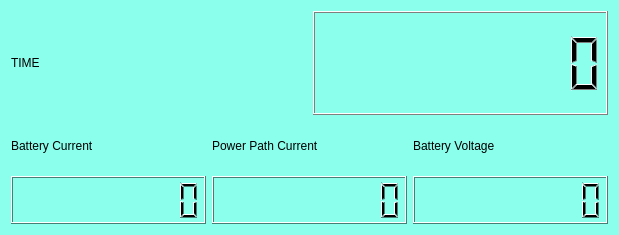
Cubesat-EPS-Project/EPS_Testbench, file dialog.ui: the form before one commit.
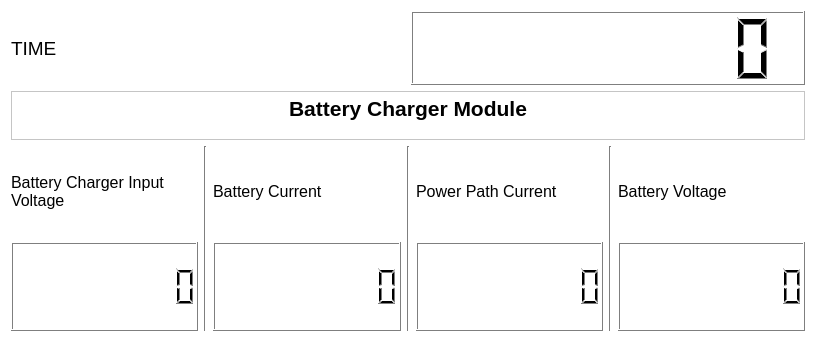
The form after the commit.

Commit message: UX improvements and 4 value patch

```diff
--- a/dialog.ui
+++ b/dialog.ui
@@ -6,8 +6,8 @@
    <rect>
     <x>0</x>
     <y>0</y>
-    <width>619</width>
-    <height>235</height>
+    <width>816</width>
+    <height>342</height>
    </rect>
   </property>
   <property name="palette">
@@ -25,9 +25,9 @@
      <colorrole role="Button">
       <brush brushstyle="SolidPattern">
        <color alpha="255">
-        <red>139</red>
+        <red>255</red>
         <green>255</green>
-        <blue>236</blue>
+        <blue>255</blue>
        </color>
       </brush>
      </colorrole>
@@ -43,27 +43,27 @@
      <colorrole role="Midlight">
       <brush brushstyle="SolidPattern">
        <color alpha="255">
-        <red>197</red>
+        <red>255</red>
         <green>255</green>
-        <blue>245</blue>
+        <blue>255</blue>
        </color>
       </brush>
      </colorrole>
      <colorrole role="Dark">
       <brush brushstyle="SolidPattern">
        <color alpha="255">
-        <red>69</red>
+        <red>127</red>
         <green>127</green>
-        <blue>118</blue>
+        <blue>127</blue>
        </color>
       </brush>
      </colorrole>
      <colorrole role="Mid">
       <brush brushstyle="SolidPattern">
        <color alpha="255">
-        <red>93</red>
+        <red>170</red>
         <green>170</green>
-        <blue>157</blue>
+        <blue>170</blue>
        </color>
       </brush>
      </colorrole>
@@ -106,9 +106,9 @@
      <colorrole role="Window">
       <brush brushstyle="SolidPattern">
        <color alpha="255">
-        <red>139</red>
+        <red>255</red>
         <green>255</green>
-        <blue>236</blue>
+        <blue>255</blue>
        </color>
       </brush>
      </colorrole>
@@ -124,9 +124,9 @@
      <colorrole role="AlternateBase">
       <brush brushstyle="SolidPattern">
        <color alpha="255">
-        <red>197</red>
+        <red>255</red>
         <green>255</green>
-        <blue>245</blue>
+        <blue>255</blue>
        </color>
       </brush>
      </colorrole>
@@ -171,9 +171,9 @@
      <colorrole role="Button">
       <brush brushstyle="SolidPattern">
        <color alpha="255">
-        <red>139</red>
+        <red>255</red>
         <green>255</green>
-        <blue>236</blue>
+        <blue>255</blue>
        </color>
       </brush>
      </colorrole>
@@ -189,27 +189,27 @@
      <colorrole role="Midlight">
       <brush brushstyle="SolidPattern">
        <color alpha="255">
-        <red>197</red>
+        <red>255</red>
         <green>255</green>
-        <blue>245</blue>
+        <blue>255</blue>
        </color>
       </brush>
      </colorrole>
      <colorrole role="Dark">
       <brush brushstyle="SolidPattern">
        <color alpha="255">
-        <red>69</red>
+        <red>127</red>
         <green>127</green>
-        <blue>118</blue>
+        <blue>127</blue>
        </color>
       </brush>
      </colorrole>
      <colorrole role="Mid">
       <brush brushstyle="SolidPattern">
        <color alpha="255">
-        <red>93</red>
+        <red>170</red>
         <green>170</green>
-        <blue>157</blue>
+        <blue>170</blue>
        </color>
       </brush>
      </colorrole>
@@ -252,9 +252,9 @@
      <colorrole role="Window">
       <brush brushstyle="SolidPattern">
        <color alpha="255">
-        <red>139</red>
+        <red>255</red>
         <green>255</green>
-        <blue>236</blue>
+        <blue>255</blue>
        </color>
       </brush>
      </colorrole>
@@ -270,9 +270,9 @@
      <colorrole role="AlternateBase">
       <brush brushstyle="SolidPattern">
        <color alpha="255">
-        <red>197</red>
+        <red>255</red>
         <green>255</green>
-        <blue>245</blue>
+        <blue>255</blue>
        </color>
       </brush>
      </colorrole>
@@ -308,18 +308,18 @@
      <colorrole role="WindowText">
       <brush brushstyle="SolidPattern">
        <color alpha="255">
-        <red>69</red>
+        <red>127</red>
         <green>127</green>
-        <blue>118</blue>
+        <blue>127</blue>
        </color>
       </brush>
      </colorrole>
      <colorrole role="Button">
       <brush brushstyle="SolidPattern">
        <color alpha="255">
-        <red>139</red>
+        <red>255</red>
         <green>255</green>
-        <blue>236</blue>
+        <blue>255</blue>
        </color>
       </brush>
      </colorrole>
@@ -335,36 +335,36 @@
      <colorrole role="Midlight">
       <brush brushstyle="SolidPattern">
        <color alpha="255">
-        <red>197</red>
+        <red>255</red>
         <green>255</green>
-        <blue>245</blue>
+        <blue>255</blue>
        </color>
       </brush>
      </colorrole>
      <colorrole role="Dark">
       <brush brushstyle="SolidPattern">
        <color alpha="255">
-        <red>69</red>
+        <red>127</red>
         <green>127</green>
-        <blue>118</blue>
+        <blue>127</blue>
        </color>
       </brush>
      </colorrole>
      <colorrole role="Mid">
       <brush brushstyle="SolidPattern">
        <color alpha="255">
-        <red>93</red>
+        <red>170</red>
         <green>170</green>
-        <blue>157</blue>
+        <blue>170</blue>
        </color>
       </brush>
      </colorrole>
      <colorrole role="Text">
       <brush brushstyle="SolidPattern">
        <color alpha="255">
-        <red>69</red>
+        <red>127</red>
         <green>127</green>
-        <blue>118</blue>
+        <blue>127</blue>
        </color>
       </brush>
      </colorrole>
@@ -380,27 +380,27 @@
      <colorrole role="ButtonText">
       <brush brushstyle="SolidPattern">
        <color alpha="255">
-        <red>69</red>
+        <red>127</red>
         <green>127</green>
-        <blue>118</blue>
+        <blue>127</blue>
        </color>
       </brush>
      </colorrole>
      <colorrole role="Base">
       <brush brushstyle="SolidPattern">
        <color alpha="255">
-        <red>139</red>
+        <red>255</red>
         <green>255</green>
-        <blue>236</blue>
+        <blue>255</blue>
        </color>
       </brush>
      </colorrole>
      <colorrole role="Window">
       <brush brushstyle="SolidPattern">
        <color alpha="255">
-        <red>139</red>
+        <red>255</red>
         <green>255</green>
-        <blue>236</blue>
+        <blue>255</blue>
        </color>
       </brush>
      </colorrole>
@@ -416,9 +416,9 @@
      <colorrole role="AlternateBase">
       <brush brushstyle="SolidPattern">
        <color alpha="255">
-        <red>139</red>
+        <red>255</red>
         <green>255</green>
-        <blue>236</blue>
+        <blue>255</blue>
        </color>
       </brush>
      </colorrole>
@@ -443,9 +443,9 @@
      <colorrole role="PlaceholderText">
       <brush brushstyle="SolidPattern">
        <color alpha="127">
-        <red>69</red>
+        <red>127</red>
         <green>127</green>
-        <blue>118</blue>
+        <blue>127</blue>
        </color>
       </brush>
      </colorrole>
@@ -456,10 +456,47 @@
    <double>4.000000000000000</double>
   </property>
   <layout class="QGridLayout" name="gridLayout_2">
+   <item row="1" column="0">
+    <widget class="QTextBrowser" name="textBrowser">
+     <property name="minimumSize">
+      <size>
+       <width>0</width>
+       <height>0</height>
+      </size>
+     </property>
+     <property name="maximumSize">
+      <size>
+       <width>16777215</width>
+       <height>49</height>
+      </size>
+     </property>
+     <property name="html">
+      <string>&lt;!DOCTYPE HTML PUBLIC &quot;-//W3C//DTD HTML 4.0//EN&quot; &quot;http://www.w3.org/TR/REC-html40/strict.dtd&quot;&gt;
+&lt;html&gt;&lt;head&gt;&lt;meta name=&quot;qrichtext&quot; content=&quot;1&quot; /&gt;&lt;meta charset=&quot;utf-8&quot; /&gt;&lt;style type=&quot;text/css&quot;&gt;
+p, li { white-space: pre-wrap; }
+hr { height: 1px; border-width: 0; }
+li.unchecked::marker { content: &quot;\2610&quot;; }
+li.checked::marker { content: &quot;\2612&quot;; }
+&lt;/style&gt;&lt;/head&gt;&lt;body style=&quot; font-family:'Sans Serif'; font-size:9pt; font-weight:400; font-style:normal;&quot;&gt;
+&lt;p align=&quot;center&quot; style=&quot; margin-top:12px; margin-bottom:12px; margin-left:0px; margin-right:0px; -qt-block-indent:0; text-indent:0px;&quot;&gt;&lt;span style=&quot; font-size:16pt; font-weight:700;&quot;&gt;Battery Charger Module&lt;/span&gt;&lt;/p&gt;&lt;/body&gt;&lt;/html&gt;</string>
+     </property>
+    </widget>
+   </item>
    <item row="0" column="0">
     <layout class="QHBoxLayout" name="horizontalLayout">
      <item>
       <widget class="QLabel" name="label">
+       <property name="maximumSize">
+        <size>
+         <width>16777215</width>
+         <height>74</height>
+        </size>
+       </property>
+       <property name="font">
+        <font>
+         <pointsize>14</pointsize>
+        </font>
+       </property>
        <property name="text">
         <string>TIME</string>
        </property>
@@ -470,6 +507,12 @@
      </item>
      <item>
       <widget class="QLCDNumber" name="temp_lcdNumber">
+       <property name="maximumSize">
+        <size>
+         <width>999999</width>
+         <height>74</height>
+        </size>
+       </property>
        <property name="palette">
         <palette>
          <active>
@@ -919,50 +962,112 @@
      </item>
     </layout>
    </item>
-   <item row="1" column="0">
+   <item row="2" column="0">
     <layout class="QGridLayout" name="gridLayout">
-     <item row="1" column="2">
-      <widget class="QLCDNumber" name="lcdNumber_2">
-       <property name="digitCount">
-        <number>9</number>
-       </property>
-      </widget>
-     </item>
-     <item row="1" column="1">
-      <widget class="QLCDNumber" name="lcdNumber">
-       <property name="digitCount">
-        <number>9</number>
-       </property>
-      </widget>
-     </item>
-     <item row="1" column="4">
-      <widget class="QLCDNumber" name="lcdNumber_3">
-       <property name="digitCount">
-        <number>9</number>
-       </property>
-      </widget>
-     </item>
-     <item row="0" column="1">
+     <item row="0" column="2">
       <widget class="QLabel" name="label_2">
+       <property name="font">
+        <font>
+         <pointsize>12</pointsize>
+        </font>
+       </property>
        <property name="text">
         <string>Battery Current</string>
        </property>
       </widget>
      </item>
-     <item row="0" column="2">
-      <widget class="QLabel" name="label_3">
-       <property name="text">
-        <string>Power Path Current</string>
+     <item row="0" column="3" rowspan="2">
+      <widget class="Line" name="line_2">
+       <property name="orientation">
+        <enum>Qt::Vertical</enum>
        </property>
       </widget>
      </item>
-     <item row="0" column="4">
+     <item row="0" column="1" rowspan="2">
+      <widget class="Line" name="line">
+       <property name="orientation">
+        <enum>Qt::Vertical</enum>
+       </property>
+      </widget>
+     </item>
+     <item row="1" column="6">
+      <widget class="QLCDNumber" name="lcdNumber_3">
+       <property name="digitCount">
+        <number>9</number>
+       </property>
+      </widget>
+     </item>
+     <item row="1" column="2">
+      <widget class="QLCDNumber" name="lcdNumber">
+       <property name="digitCount">
+        <number>9</number>
+       </property>
+      </widget>
+     </item>
+     <item row="0" column="5" rowspan="2">
+      <widget class="Line" name="line_3">
+       <property name="orientation">
+        <enum>Qt::Vertical</enum>
+       </property>
+      </widget>
+     </item>
+     <item row="0" column="6">
       <widget class="QLabel" name="label_4">
+       <property name="font">
+        <font>
+         <pointsize>12</pointsize>
+        </font>
+       </property>
        <property name="text">
         <string>Battery Voltage</string>
        </property>
       </widget>
      </item>
+     <item row="0" column="4">
+      <widget class="QLabel" name="label_3">
+       <property name="font">
+        <font>
+         <pointsize>12</pointsize>
+        </font>
+       </property>
+       <property name="text">
+        <string>Power Path Current</string>
+       </property>
+      </widget>
+     </item>
+     <item row="0" column="0">
+      <widget class="QLabel" name="label_5">
+       <property name="font">
+        <font>
+         <pointsize>12</pointsize>
+         <kerning>true</kerning>
+        </font>
+       </property>
+       <property name="text">
+        <string>Battery Charger Input Voltage</string>
+       </property>
+       <property name="wordWrap">
+        <bool>true</bool>
+       </property>
+       <property name="indent">
+        <number>0</number>
+       </property>
+      </widget>
+     </item>
+     <item row="1" column="4">
+      <widget class="QLCDNumber" name="lcdNumber_2">
+       <property name="digitCount">
+        <number>9</number>
+       </property>
+      </widget>
+     </item>
+     <item row="1" column="0">
+      <widget class="QLCDNumber" name="lcdNumber_4">
+       <property name="digitCount">
+        <number>9</number>
+       </property>
+      </widget>
+     </item>
     </layout>
    </item>
   </layout>
```
The commit also changes 2 other files.
